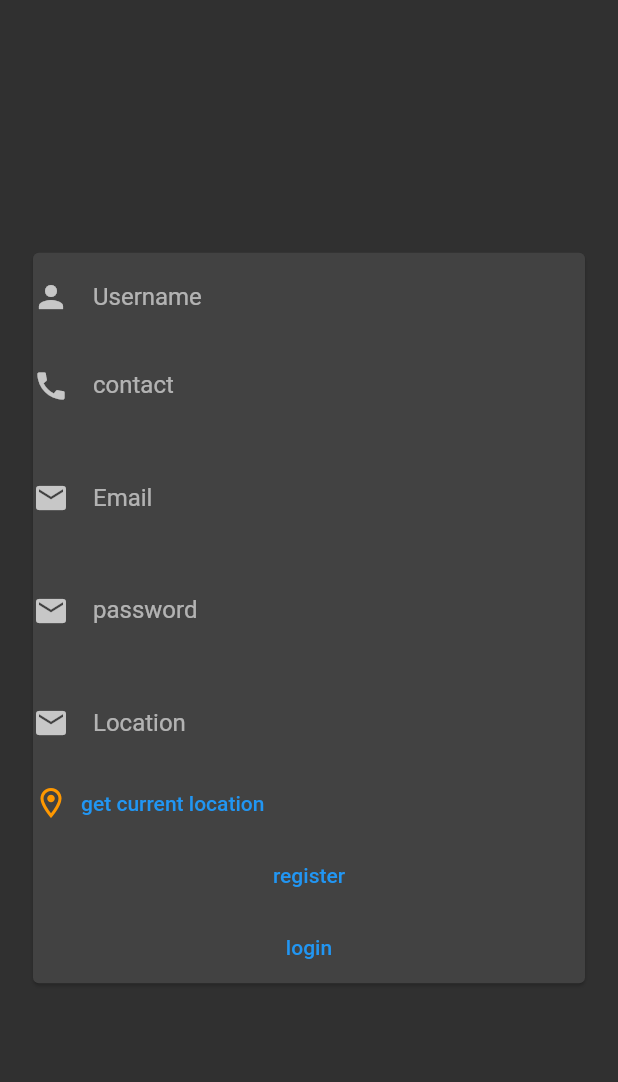
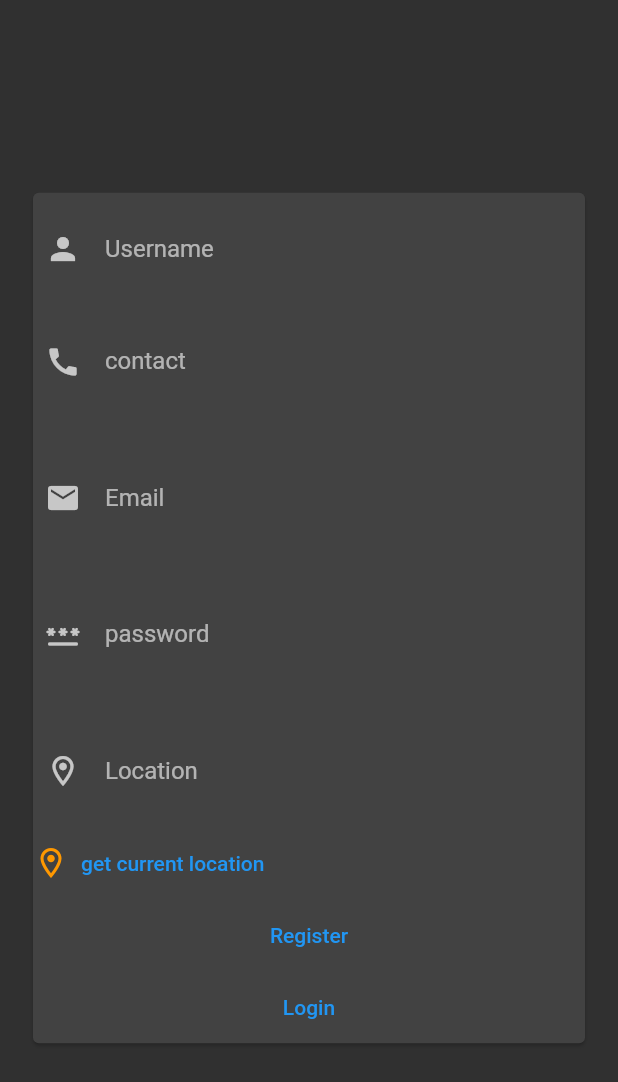
Before and after one commit to Uday-kiran9147/countrysidecart, a Flutter app: the screen it shows after launch, on a phone screen of 412 x 824 dp. Shown: the top 1082 px of the screen. Run offline on Flutter 3.47's test engine with Material 2 defaults, Android fonts, the phone set to English and light mode, and no system bars; our stand-ins replace cloud_firestore, firebase_auth, firebase_core, fluttertoast, geocoding, geolocator and 1 more; accounts and stored records are empty; generated files the repository leaves out were written again.

Commit message:
UI enhance

```diff
--- a/lib/screens/Auth/signup_screen.dart
+++ b/lib/screens/Auth/signup_screen.dart
@@ -132,7 +132,9 @@ class _SignUpScreenState extends State<SignUpScreen> {
                       waitingforlocation
                           ? const LinearProgressIndicator()
                           : Container(),
-                      TextFormField(
+                      Padding(
+                        padding: const EdgeInsets.all(8.0),
+                        child: TextFormField(
                           controller: _usernameController,
                           decoration: InputDecoration(
                             border: InputBorder.none,
@@ -142,7 +144,10 @@ class _SignUpScreenState extends State<SignUpScreen> {
                                 .person), // Optional: Icon to represent the field
                           ),
                         ),
-                      TextFormField(
+                      ),
+                      Padding(
+                        padding: const EdgeInsets.all(8.0),
+                        child: TextFormField(
                           controller: _contactsController,
                           decoration: InputDecoration(
                             border: InputBorder.none,
@@ -153,8 +158,11 @@ class _SignUpScreenState extends State<SignUpScreen> {
                                 .call), // Optional: Icon to represent the field
                           ),
                         ),
+                      ),
                       SizedBox(height: 16), // Add some spacing between fields
-                      TextFormField(
+                      Padding(
+                        padding: const EdgeInsets.all(8.0),
+                        child: TextFormField(
                           controller: _emailController,
                           keyboardType: TextInputType
                               .emailAddress, // Set keyboard type for email
@@ -167,8 +175,11 @@ class _SignUpScreenState extends State<SignUpScreen> {
                                 .email), // Optional: Icon to represent the field
                           ),
                         ),
+                      ),
                       SizedBox(height: 16), // Add some spacing between fields
-                      TextFormField(
+                      Padding(
+                        padding: const EdgeInsets.all(8.0),
+                        child: TextFormField(
                           controller: _passwordController,obscureText: true,
 
                           // keyboardType:
@@ -179,11 +190,14 @@ class _SignUpScreenState extends State<SignUpScreen> {
                             labelText: 'password',
                             hintText: 'Enter your password',
                             icon: Icon(Icons
-                              .email), // Optional: Icon to represent the field
+                                .password_rounded), // Optional: Icon to represent the field
+                          ),
                         ),
                       ),
                       SizedBox(height: 16), // Add some spacing between fields
-                      TextFormField(
+                      Padding(
+                        padding: const EdgeInsets.all(8.0),
+                        child: TextFormField(
                           controller: _locationController,
                           keyboardType: TextInputType
                               .emailAddress, // Set keyboard type for email
@@ -193,7 +207,8 @@ class _SignUpScreenState extends State<SignUpScreen> {
                             labelText: 'Location',
                             hintText: 'Enter your location',
                             icon: Icon(Icons
-                              .email), // Optional: Icon to represent the field
+                                .location_on_outlined), // Optional: Icon to represent the field
+                          ),
                         ),
                       ),
                       Row(
@@ -228,7 +243,7 @@ class _SignUpScreenState extends State<SignUpScreen> {
                                     builder: (context) => Home()));
                           });
                         },
-                        child: Text("register"),
+                        child: Text("Register"),
                       ),
                       TextButton(
                           onPressed: () {
@@ -238,7 +253,7 @@ class _SignUpScreenState extends State<SignUpScreen> {
                                   builder: (context) => LoginScreen(),
                                 ));
                           },
-                          child: Text('login'))
+                          child: Text('Login'))
                     ],
                   ),
                 ),
```
Lines whose indentation alone changed are shown as unchanged.
